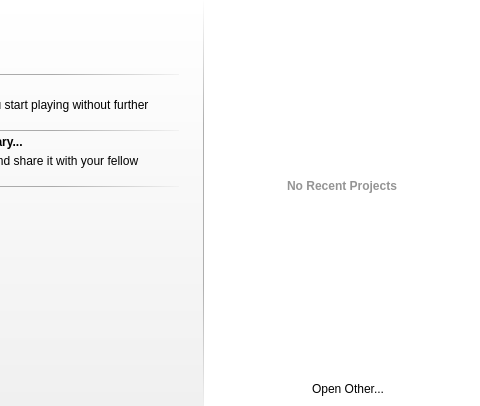
Above: src/ui/chooselibrarywidget.ui from lbproductions/psnewmodel before the change; both pictures show x 258 to 738 and y 0 to 406 of the 738 by 406 pixel window. Below: the same form after it.
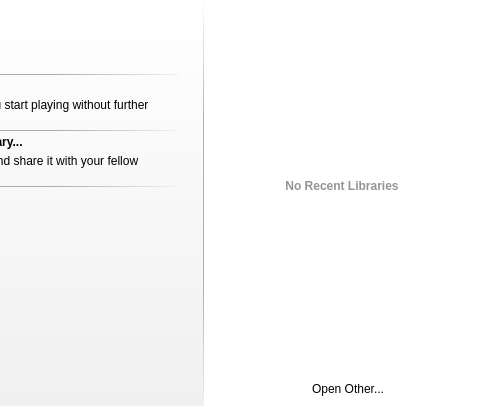
That is the form after the change. Icons and pictures are not drawn. Custom widgets are drawn as their Qt base class.

Commit message: Added recent libraries.

What changed in the file:
```diff
--- a/src/ui/chooselibrarywidget.ui
+++ b/src/ui/chooselibrarywidget.ui
@@ -517,7 +517,7 @@
          <item>
           <widget class="QLabel" name="labelNoRecent">
            <property name="text">
-            <string>No Recent Projects</string>
+            <string>No Recent Libraries</string>
            </property>
            <property name="alignment">
             <set>Qt::AlignCenter</set>
```
Left out of the diff: 2 changed lines with no effect on the pictures. The commit also changes 2 other files.
